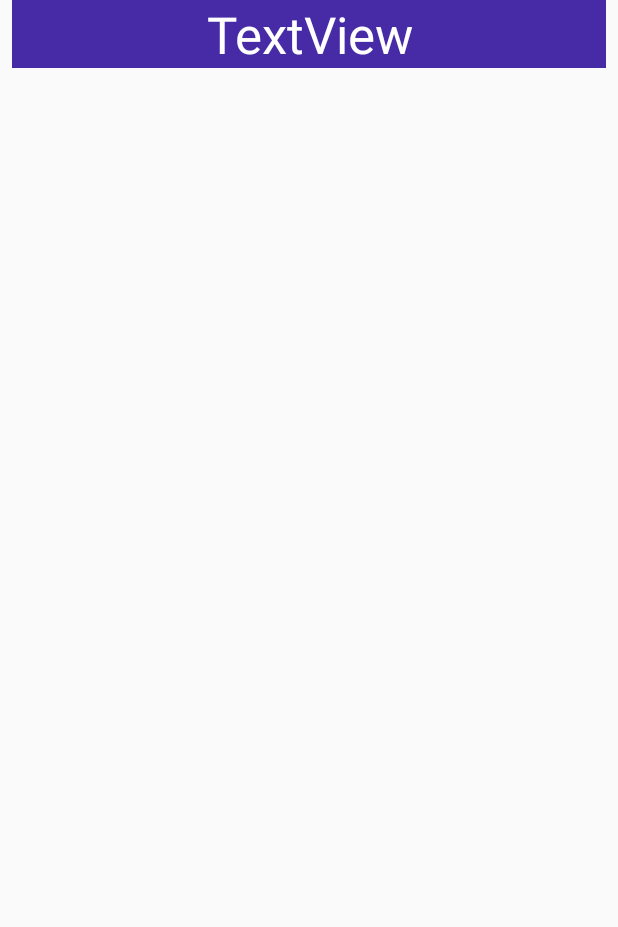
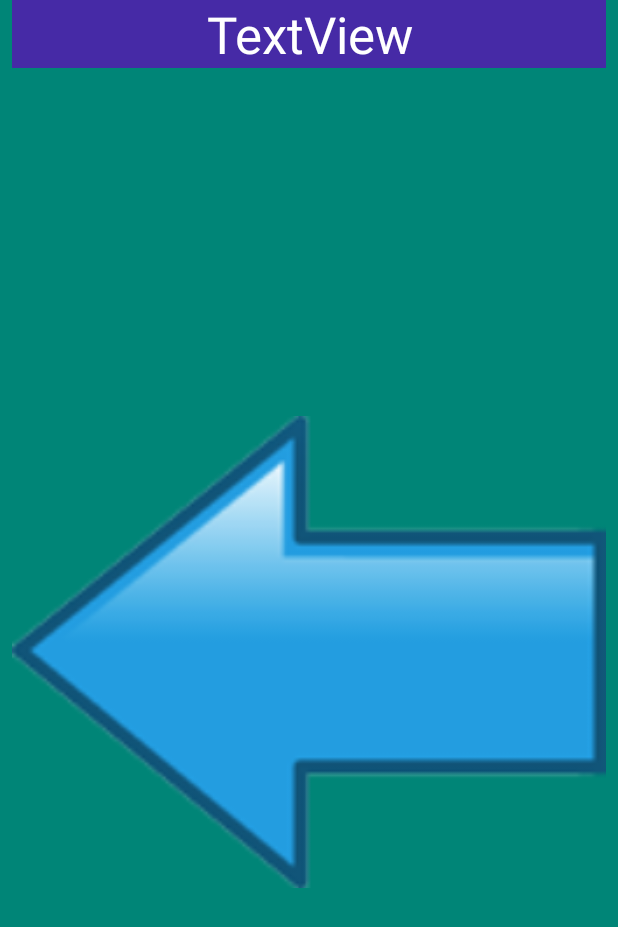
Before and after one commit to iarlenaquiles/AeroportoApp, an Android app: the screen it shows after launch (MainActivity), on a phone screen of 412 x 824 dp. Shown: the top 927 px of the screen. Run offline under Robolectric (Android 15) with nearby library versions, the phone set to English and light mode, and no system bars.

Commit message:
Mudando o background da main

```diff
--- a/app/src/main/res/layout/activity_main.xml
+++ b/app/src/main/res/layout/activity_main.xml
@@ -4,7 +4,8 @@
     xmlns:tools="http://schemas.android.com/tools"
     android:layout_width="match_parent"
     android:layout_height="match_parent"
-    tools:context=".MainActivity">
+    tools:context=".MainActivity"
+    android:background="@color/colorPrimary">
 
     <TextView
         android:id="@+id/textView2"
@@ -21,4 +22,19 @@
         app:layout_constraintHorizontal_bias="0.0"
         app:layout_constraintStart_toStartOf="parent"
         tools:layout_editor_absoluteY="16dp" />
+
+    <ImageView
+        android:id="@+id/imageView"
+        android:layout_width="0dp"
+        android:layout_height="0dp"
+        android:layout_marginStart="8dp"
+        android:layout_marginTop="8dp"
+        android:layout_marginEnd="8dp"
+        android:layout_marginBottom="8dp"
+        android:src="@drawable/flecha"
+        app:layout_constraintBottom_toBottomOf="parent"
+        app:layout_constraintEnd_toEndOf="parent"
+        app:layout_constraintStart_toStartOf="parent"
+        app:layout_constraintTop_toBottomOf="@+id/textView2" />
+
 </android.support.constraint.ConstraintLayout>
```
